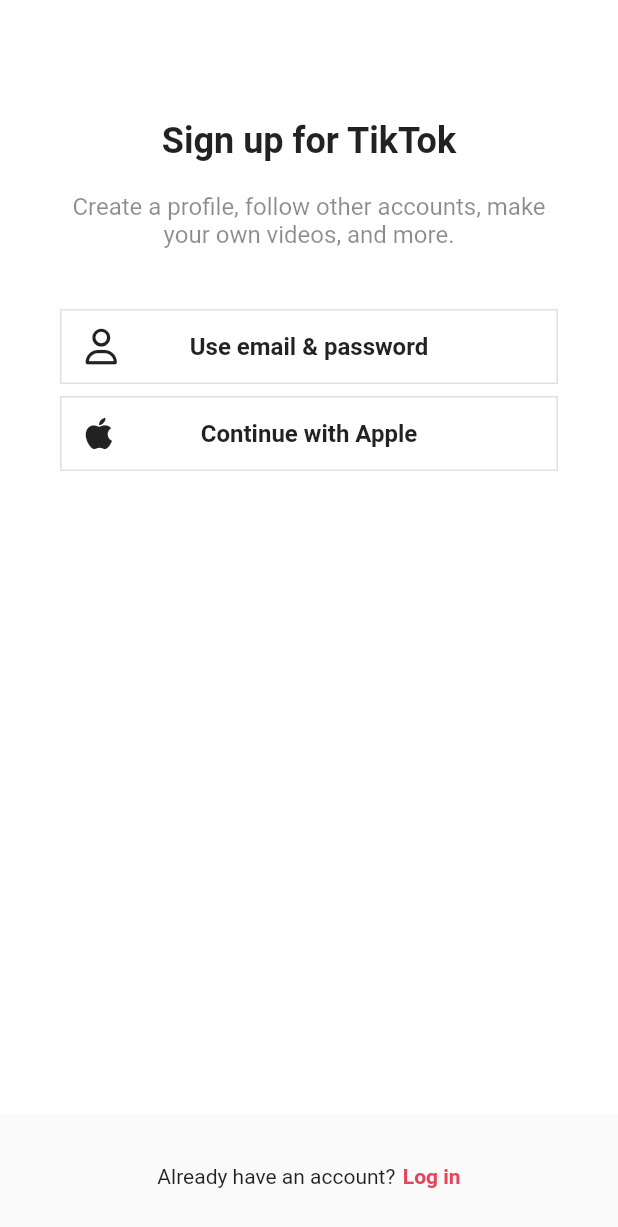
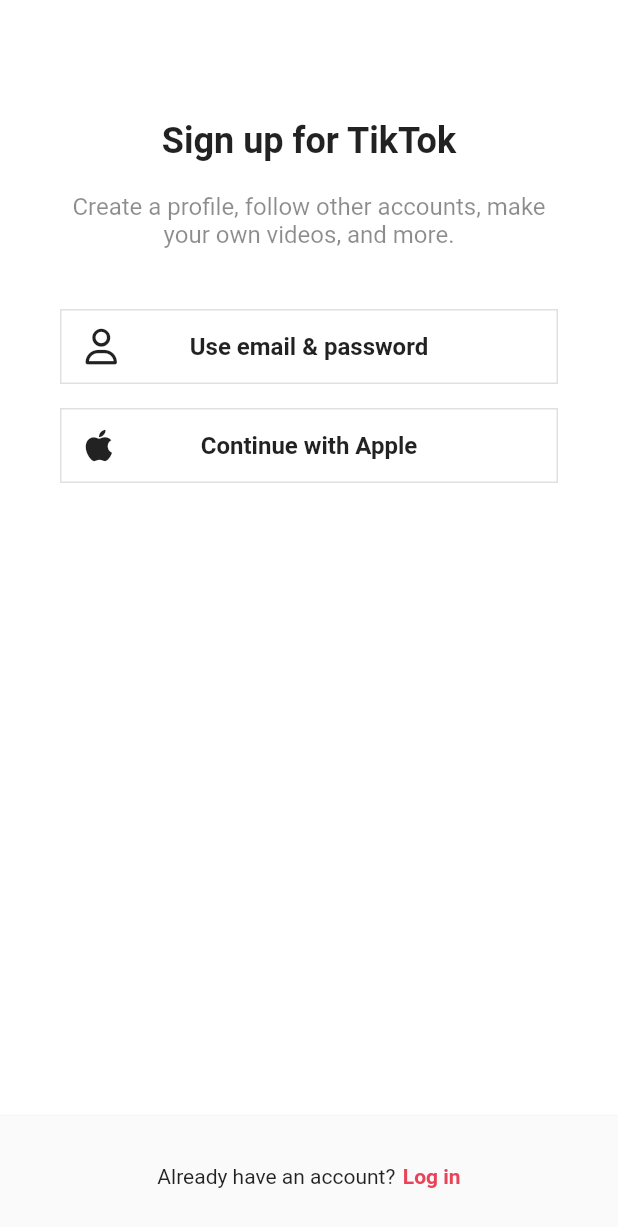
Before and after one commit to cskime/nomadcoders-tiktok-clone, a Flutter app: the SignUpScreen screen opened directly, on a phone screen of 412 x 824 dp. Shown: the top 1227 px of the screen. Run offline on Flutter 3.47's test engine with Material 3 defaults, Android fonts, the phone set to English and light mode, and no system bars; our stand-ins replace font_awesome_flutter, video_player, visibility_detector.

Commit message:
#14.1 OrientationBuilder, WidgetsFlutterBinding,  SystemChrome, orientation 제한

```diff
--- a/lib/features/authentication/sign_up_screen.dart
+++ b/lib/features/authentication/sign_up_screen.dart
@@ -23,7 +23,8 @@ class SignUpScreen extends StatelessWidget {
 
   @override
   Widget build(BuildContext context) {
-    return Scaffold(
+    return OrientationBuilder(
+      builder: (context, orientation) => Scaffold(
         body: SafeArea(
           child: Padding(
             padding: const EdgeInsets.symmetric(horizontal: Sizes.size40),
@@ -47,15 +48,35 @@ class SignUpScreen extends StatelessWidget {
                   textAlign: TextAlign.center,
                 ),
                 Gaps.v40,
+                if (orientation == Orientation.portrait) ...[
                   AuthButton(
                     icon: const FaIcon(FontAwesomeIcons.user),
                     text: 'Use email & password',
                     onPressed: () => _onEmailTap(context),
                   ),
-              Gaps.v8,
+                  Gaps.v16,
                   const AuthButton(
                     icon: FaIcon(FontAwesomeIcons.apple),
                     text: 'Continue with Apple',
+                  ),
+                ],
+                if (orientation == Orientation.landscape)
+                  Row(
+                    children: [
+                      Expanded(
+                          child: AuthButton(
+                        icon: const FaIcon(FontAwesomeIcons.user),
+                        text: 'Use email & password',
+                        onPressed: () => _onEmailTap(context),
+                      )),
+                      Gaps.h16,
+                      const Expanded(
+                        child: AuthButton(
+                          icon: FaIcon(FontAwesomeIcons.apple),
+                          text: 'Continue with Apple',
+                        ),
+                      ),
+                    ],
                   ),
               ],
             ),
@@ -85,6 +106,7 @@ class SignUpScreen extends StatelessWidget {
             ),
           ),
         ),
+      ),
     );
   }
 }
```
Also changed, not shown: lib/constants/breakpoints.dart (added, +7 -0 lines), lib/main.dart (+6 -3 lines), 1 other file. Lines whose indentation alone changed are shown as unchanged.
